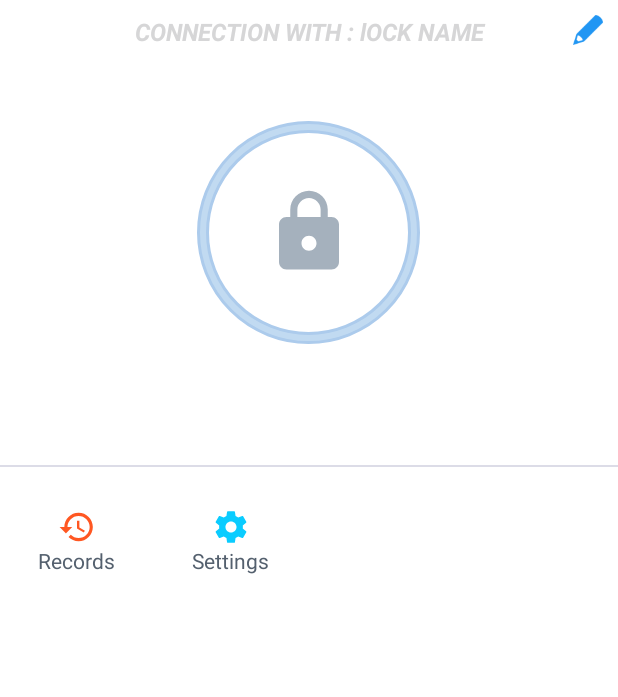
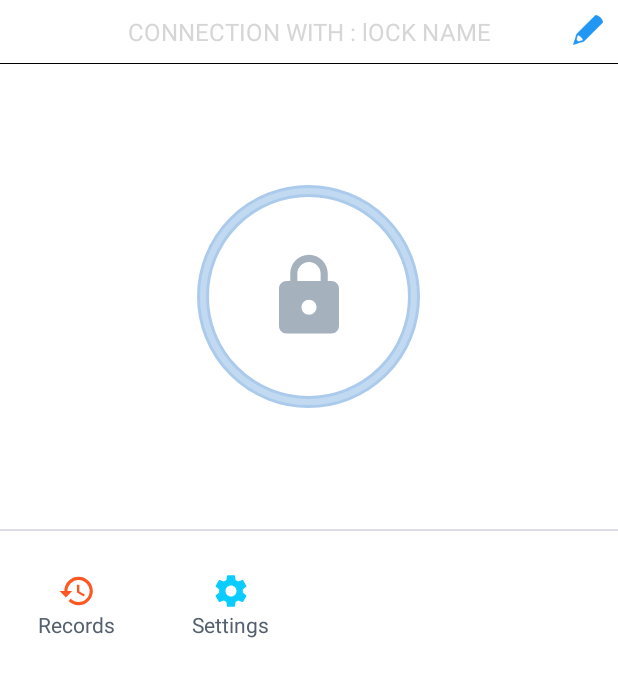
Before and after one commit to makonlinesolutions/Android-Smart_lock, an Android app: the Fragment_home screen opened directly, with no data from a screen before it, on a phone screen of 412 x 824 dp, the part 75-772 px from its top. Run offline under Robolectric (Android 15) with nearby library versions, the phone set to English and light mode, and no system bars; libraries missing offline, so code that uses them is left out: com.dd.processbutton, com.github.rahatarmanahmed.cpv, com.ttlock.bl, com.yarolegovich.slidingrootnav, org.greenrobot.greendao; plain views replace CircularProgressView; 7 statements that could not run were skipped.

Commit message:
make changes

```diff
--- a/SmartLock/app/src/main/AndroidManifest.xml
+++ b/SmartLock/app/src/main/AndroidManifest.xml
@@ -12,10 +12,10 @@
 
     <application
         android:allowBackup="true"
-        android:icon="@mipmap/ic_launcher"
+        android:icon="@drawable/log_mast_lock"
         android:label="@string/app_name"
         android:name=".app.SmartLockApp"
-        android:roundIcon="@mipmap/ic_launcher_round"
+        android:roundIcon="@drawable/log_mast_lock"
         android:supportsRtl="true"
         android:theme="@style/AppTheme">
 
--- a/SmartLock/app/src/main/java/com/smartlock/activity/Fragment_home.java
+++ b/SmartLock/app/src/main/java/com/smartlock/activity/Fragment_home.java
@@ -63,22 +63,22 @@ public class Fragment_home extends Fragment implements View.OnClickListener {
         ll_passcode = view.findViewById(R.id.ll_passcode);
         ll_ekeys = view.findViewById(R.id.ll_ekeys);
         mIvLockName = view.findViewById(R.id.iv_lock_name);
+
+        ll_ekeys.setVisibility(View.GONE);
+        ll_passcode.setVisibility(View.GONE);
+        ll_generate_passcode.setVisibility(View.GONE);
         mKey = (Key) SharePreferenceUtility.getPreferences(getContext(), KEY_VALUE, SharePreferenceUtility.PREFTYPE_OBJECT);
         if (mKey != null) {
             curKey = mKey;
             mTvLockName.setText("CONNECTION WITH : " + mKey.getLockAlias());
+        } else {
+            startActivity(new Intent(getContext(), NearbyLockActivity.class));
         }
 
         if (mKey != null && mKey.isAdmin()) {
-            ll_generate_passcode.setVisibility(View.VISIBLE);
-            ll_ekeys.setVisibility(View.VISIBLE);
             ll_send_key.setVisibility(View.VISIBLE);
-            ll_passcode.setVisibility(View.VISIBLE);
         } else {
-            ll_generate_passcode.setVisibility(View.GONE);
-            ll_ekeys.setVisibility(View.GONE);
             ll_send_key.setVisibility(View.GONE);
-            ll_passcode.setVisibility(View.GONE);
         }
         openid = MyPreference.getOpenid(getActivity(), MyPreference.OPEN_ID);
         img_lock.setOnClickListener(this);
--- a/SmartLock/app/src/main/java/com/smartlock/activity/MainActivity.java
+++ b/SmartLock/app/src/main/java/com/smartlock/activity/MainActivity.java
@@ -91,10 +91,6 @@ public class MainActivity extends BaseActivity implements DrawerAdapter.OnItemSe
         DrawerAdapter adapter = new DrawerAdapter(Arrays.asList(
                 createItemFor(POS_DASHBOARD).setChecked(true),
                 createItemFor(POS_ADDLOCK).setChecked(true),
-                createItemFor(POS_MESSAGES).setChecked(true),
-                createItemFor(POS_CUSTOMER_SERVICE).setChecked(true),
-                createItemFor(POS_SETTINGS).setChecked(true),
-                new SpaceItem(48),
                 createItemFor(POS_LOGOUT).setChecked(true)));
         adapter.setListener(this);
 
@@ -173,7 +169,6 @@ public class MainActivity extends BaseActivity implements DrawerAdapter.OnItemSe
                 try {
                     JSONObject jsonObject = new JSONObject(json);
                     if (jsonObject.has("errcode")) {
-                        toast(jsonObject.getString("description"));
                         Intent intent = new Intent(MainActivity.this, LoginActivity.class);
                         startActivity(intent);
                         return json;
--- a/SmartLock/app/src/main/java/com/smartlock/activity/TimedFragment.java
+++ b/SmartLock/app/src/main/java/com/smartlock/activity/TimedFragment.java
@@ -157,7 +157,7 @@ public class TimedFragment extends Fragment {
 
                         @Override
                         protected void onPostExecute(String json) {
-                            String msg = getString(R.string.words_authorize_successed);
+                            String msg = getContext().getString(R.string.words_authorize_successed);
                             try {
                                 JSONObject jsonObject = new JSONObject(json);
                                 if (jsonObject.has("errcode")) {
--- a/SmartLock/app/src/main/res/layout/fragment_home.xml
+++ b/SmartLock/app/src/main/res/layout/fragment_home.xml
@@ -1,8 +1,8 @@
 <?xml version="1.0" encoding="utf-8"?>
 <RelativeLayout xmlns:android="http://schemas.android.com/apk/res/android"
+    xmlns:app="http://schemas.android.com/apk/res-auto"
     android:layout_width="match_parent"
     android:layout_height="match_parent"
-    xmlns:app="http://schemas.android.com/apk/res-auto"
     android:background="@color/white">
 
 
@@ -10,58 +10,68 @@
         android:id="@+id/iv_lock_name"
         android:layout_width="40dp"
         android:layout_height="40dp"
-        android:src="@drawable/ic_edit"
+        android:layout_alignParentRight="true"
         android:padding="10dp"
-        android:layout_alignParentRight="true"/>
+        android:src="@drawable/ic_edit" />
+
     <TextView
         android:id="@+id/tvLockName"
         android:layout_width="match_parent"
         android:layout_height="wrap_content"
-        android:textStyle="bold|italic"
         android:gravity="center_horizontal"
         android:padding="10dp"
-        android:textSize="16dp"
+        android:text="CONNECTION WITH : lOCK NAME"
         android:textColor="@color/cpv_default_color"
-        android:text="CONNECTION WITH : lOCK NAME"/>
+        android:textSize="16dp" />
+
+    <View
+        android:id="@+id/view1"
+        android:layout_width="match_parent"
+        android:layout_height="0.5dp"
+        android:layout_below="@id/tvLockName"
+        android:background="@color/black" />
+
     <RelativeLayout
         android:id="@+id/rl_lock"
         android:layout_width="match_parent"
         android:layout_height="wrap_content"
+        android:layout_below="@+id/view1"
         android:layout_marginTop="70dp">
+
         <ImageView
             android:id="@+id/img_circular"
             android:layout_width="wrap_content"
             android:layout_height="wrap_content"
+            android:layout_centerInParent="true"
             android:layout_centerHorizontal="true"
-        android:layout_centerInParent="true"
-        android:background="@drawable/circular_shape"
-        />
+            android:background="@drawable/circular_shape" />
+
         <com.github.rahatarmanahmed.cpv.CircularProgressView
-       android:visibility="gone"
             android:id="@+id/progress_view"
             android:layout_width="144dp"
             android:layout_height="144dp"
+            android:layout_centerInParent="true"
+            android:layout_centerHorizontal="true"
+            android:visibility="gone"
             app:cpv_animAutostart="true"
+            app:cpv_color="#FF4A96E7"
             app:cpv_indeterminate="true"
-       android:layout_centerHorizontal="true"
-       android:layout_centerInParent="true"
-       app:cpv_color="#FF4A96E7"
-       app:cpv_thickness="2dp"
-       />
+            app:cpv_thickness="2dp" />
+
         <RelativeLayout
             android:id="@+id/rlUnlockDoor"
             android:layout_width="100dp"
             android:layout_height="100dp"
-        android:layout_centerHorizontal="true"
-        android:layout_centerInParent="true">
+            android:layout_centerInParent="true"
+            android:layout_centerHorizontal="true">
 
             <ImageView
                 android:id="@+id/img_lock"
                 android:layout_width="60dp"
                 android:layout_height="60dp"
                 android:layout_centerInParent="true"
-            android:backgroundTint="@color/light_gray"
-            android:background="@drawable/ic_lock_black_24dp"/>
+                android:background="@drawable/ic_lock_black_24dp"
+                android:backgroundTint="@color/light_gray" />
         </RelativeLayout>
     </RelativeLayout>
 
@@ -69,16 +79,16 @@
         android:id="@+id/view"
         android:layout_width="match_parent"
         android:layout_height="1dp"
+        android:layout_marginTop="70dp"
         android:layout_below="@+id/rl_lock"
-        android:layout_marginTop="70dp"
-        android:background="@color/dark_gray"/>
+        android:background="@color/dark_gray" />
 
     <LinearLayout
         android:id="@+id/linearlayout"
+        android:layout_width="match_parent"
+        android:layout_height="wrap_content"
         android:layout_below="@+id/view"
         android:layout_marginTop="10dp"
-        android:layout_width="match_parent"
-        android:layout_height="wrap_content"
         android:orientation="horizontal"
         android:weightSum="1">
 
@@ -86,20 +96,21 @@
             android:id="@+id/ll_send_key"
             android:layout_width="0dp"
             android:layout_height="80dp"
+            android:layout_gravity="center"
             android:layout_weight="0.25"
-            android:orientation="vertical"
-            android:layout_gravity="center"
-            android:gravity="center">
+            android:gravity="center"
+            android:orientation="vertical">
 
             <ImageView
                 android:layout_width="25dp"
                 android:layout_height="25dp"
-                android:background="@drawable/ic_vpn_key_black_24dp"/>
+                android:background="@drawable/ic_vpn_key_black_24dp" />
+
             <TextView
                 android:layout_width="wrap_content"
                 android:layout_height="wrap_content"
                 android:text="Send eKey"
-                android:textColor="@color/colorAccent"/>
+                android:textColor="@color/colorAccent" />
 
         </LinearLayout>
 
@@ -107,88 +118,91 @@
             android:id="@+id/ll_generate_passcode"
             android:layout_width="0dp"
             android:layout_height="80dp"
+            android:layout_gravity="center"
             android:layout_weight="0.25"
-            android:layout_gravity="center"
             android:gravity="center"
+            android:visibility="gone"
             android:orientation="vertical">
+
             <ImageView
                 android:layout_width="25dp"
                 android:layout_height="25dp"
-                android:background="@drawable/passcode"/>
+                android:background="@drawable/passcode" />
+
             <TextView
                 android:layout_width="wrap_content"
                 android:layout_height="wrap_content"
                 android:text="Generate \n passcode"
                 android:textAlignment="center"
-                android:textColor="@color/colorAccent"/>
+                android:textColor="@color/colorAccent" />
         </LinearLayout>
+
         <LinearLayout
             android:id="@+id/ll_ekeys"
             android:layout_width="0dp"
             android:layout_height="80dp"
+            android:layout_gravity="center"
             android:layout_weight="0.25"
-            android:layout_gravity="center"
             android:gravity="center"
+            android:visibility="gone"
             android:orientation="vertical">
+
             <ImageView
                 android:layout_width="25dp"
                 android:layout_height="25dp"
-                android:background="@drawable/ekeys"/>
+                android:background="@drawable/ekeys" />
+
             <TextView
                 android:layout_width="wrap_content"
                 android:layout_height="wrap_content"
                 android:text="eKeys"
                 android:textAlignment="center"
-                android:textColor="@color/colorAccent"/>
+                android:textColor="@color/colorAccent" />
 
         </LinearLayout>
+
         <LinearLayout
             android:id="@+id/ll_passcode"
             android:layout_width="0dp"
             android:layout_height="80dp"
+            android:layout_gravity="center"
             android:layout_weight="0.25"
-            android:layout_gravity="center"
+            android:visibility="gone"
             android:gravity="center"
             android:orientation="vertical">
+
             <ImageView
                 android:layout_width="25dp"
                 android:layout_height="25dp"
-                android:background="@drawable/passcodes_list"/>
+                android:background="@drawable/passcodes_list" />
+
             <TextView
                 android:layout_width="wrap_content"
                 android:layout_height="wrap_content"
                 android:text="Passcodes"
                 android:textAlignment="center"
-                android:textColor="@color/colorAccent"/>
+                android:textColor="@color/colorAccent" />
         </LinearLayout>
-    </LinearLayout>
-
-
-    <LinearLayout
-        android:layout_below="@+id/linearlayout"
-        android:layout_width="match_parent"
-        android:layout_height="wrap_content"
-        android:orientation="horizontal"
-        android:weightSum="1">
 
         <LinearLayout
             android:id="@+id/ll_records"
             android:layout_width="0dp"
             android:layout_height="80dp"
+            android:layout_gravity="center"
             android:layout_weight="0.25"
-            android:orientation="vertical"
-            android:layout_gravity="center"
-            android:gravity="center">
+            android:gravity="center"
+            android:orientation="vertical">
 
             <ImageView
                 android:layout_width="25dp"
                 android:layout_height="25dp"
-                android:background="@drawable/ic_history_black_24dp"/>
+                android:background="@drawable/ic_history_black_24dp" />
+
             <TextView
                 android:layout_width="wrap_content"
                 android:layout_height="wrap_content"
                 android:text="Records"
-                android:textColor="@color/colorAccent"/>
+                android:textColor="@color/colorAccent" />
 
         </LinearLayout>
 
@@ -196,21 +210,37 @@
             android:id="@+id/ll_settings"
             android:layout_width="0dp"
             android:layout_height="80dp"
+            android:layout_gravity="center"
             android:layout_weight="0.25"
-            android:layout_gravity="center"
             android:gravity="center"
             android:orientation="vertical">
+
             <ImageView
                 android:layout_width="25dp"
                 android:layout_height="25dp"
-                android:background="@drawable/ic_settings_black_24dp"/>
+                android:background="@drawable/ic_settings_black_24dp" />
+
             <TextView
                 android:layout_width="wrap_content"
                 android:layout_height="wrap_content"
                 android:text="Settings"
                 android:textAlignment="center"
-                android:textColor="@color/colorAccent"/>
+                android:textColor="@color/colorAccent" />
         </LinearLayout>
 
     </LinearLayout>
+
+
+    <LinearLayout
+        android:layout_width="match_parent"
+        android:layout_height="wrap_content"
+        android:layout_below="@+id/linearlayout"
+        android:orientation="horizontal"
+        android:weightSum="1">
+
+
+
+
+
+    </LinearLayout>
 </RelativeLayout>
```
Also changed, not shown: SmartLock/app/src/main/java/com/smartlock/activity/SettingsNavActivity.java (+36 -13 lines), SmartLock/app/src/main/res/layout/activity_settings_nav.xml (+9 -9 lines), SmartLock/app/src/main/res/drawable/log_mast_lock.png (added). Lines whose indentation alone changed are shown as unchanged.
